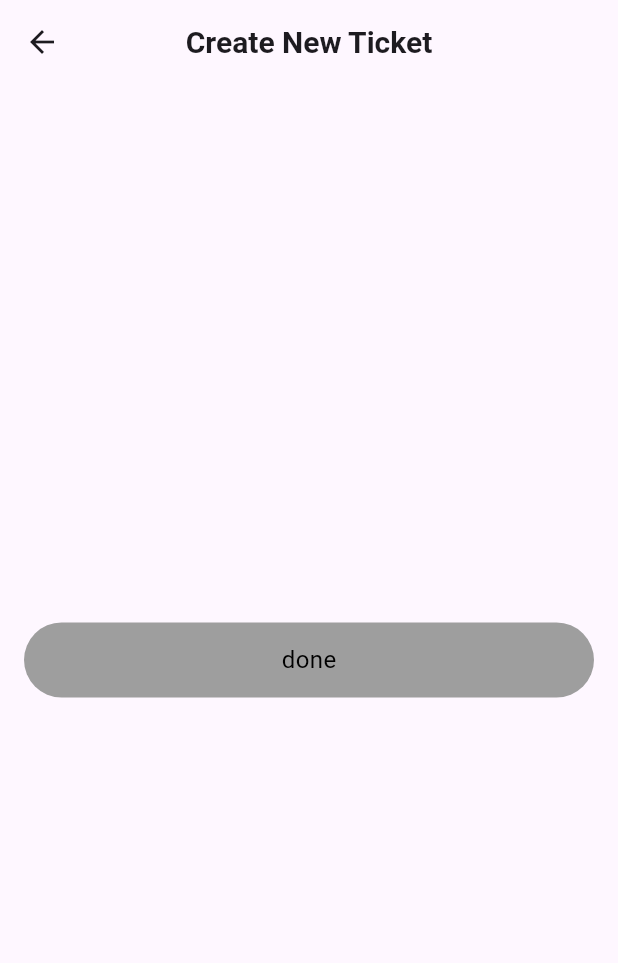
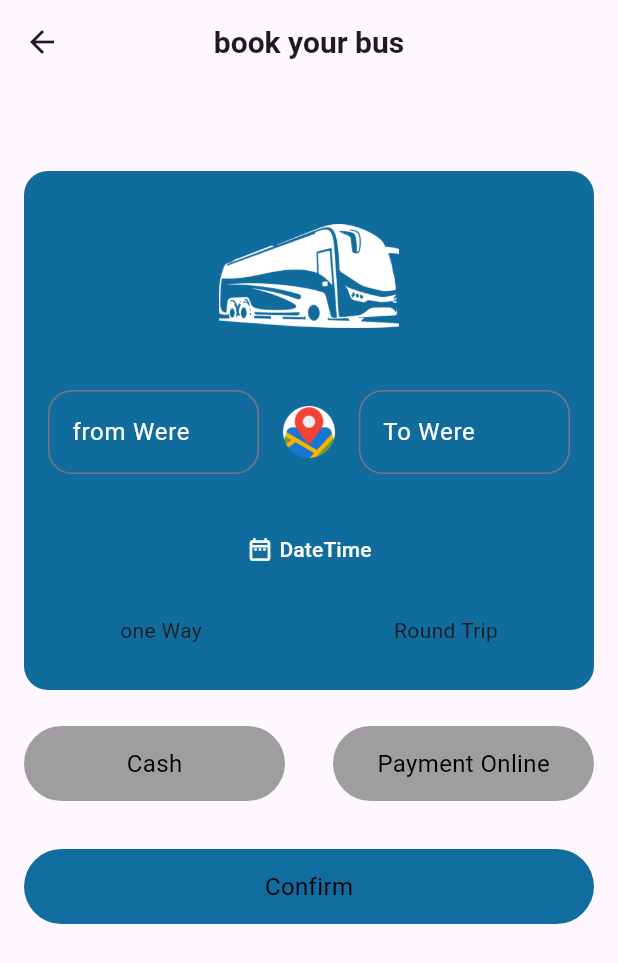
Before and after one commit to HossamAhmed954074/loopi, a Flutter app: the TiketScreen screen opened by its route, on a phone screen of 412 x 824 dp. Shown: the top 963 px of the screen. Run offline on Flutter 3.47's test engine with Material 3 defaults, Android fonts, the phone set to English and light mode, and no system bars; our stand-ins replace bloc, cloud_firestore, dio, firebase_auth, firebase_core, flutter_bloc and 10 more; accounts and stored records are empty.

Commit message:
create Ticket screen body and create cobonent for this screen and Date time widget

```diff
--- /dev/null
+++ b/lib/cubits/ticket_cubit/cubit/ticket_cubit.dart
@@ -0,0 +1,14 @@
+import 'package:bloc/bloc.dart';
+import 'package:meta/meta.dart';
+
+part 'ticket_state.dart';
+
+class TicketCubit extends Cubit<TicketState> {
+  TicketCubit() : super(TicketInitial());
+
+
+  getDateTime(dateTime) =>  emit(DateTimeSuccess(dateTime: dateTime));
+
+  cancelDateTime() => emit(DateTimeCancel());
+
+}
--- /dev/null
+++ b/lib/cubits/ticket_cubit/cubit/ticket_state.dart
@@ -0,0 +1,15 @@
+part of 'ticket_cubit.dart';
+
+@immutable
+sealed class TicketState {}
+
+final class TicketInitial extends TicketState {}
+
+final class DateTimeSuccess extends TicketState {
+  final DateTime dateTime;
+
+  DateTimeSuccess({required this.dateTime});
+
+
+}
+final class DateTimeCancel extends TicketState {}
--- a/lib/main.dart
+++ b/lib/main.dart
@@ -1,3 +1,5 @@
+import 'package:final_project/cubits/ticket_cubit/cubit/ticket_cubit.dart';
+
 import 'cubits/botom_navigation_bar_cubit/bottom_navigation_bar_cubit.dart';
 import 'cubits/home_cubit/cubit/home_cubit.dart';
 import 'cubits/login_register_cubit/login_register_cubit.dart';
@@ -59,6 +61,7 @@ class LoopiApp extends StatelessWidget {
         BlocProvider(create: (context) => AppThemeCubit()),
         BlocProvider(create: (context) => PaymentCubit()),
         BlocProvider(create: (context) => HomeCubit()),
+        BlocProvider(create: (context) => TicketCubit()),
 
       ],
       child: BlocBuilder<AppThemeCubit, AppThemeState>(
--- a/lib/views/home_screen/screens/home_body.dart
+++ b/lib/views/home_screen/screens/home_body.dart
@@ -18,7 +18,7 @@ class HomeBody extends StatelessWidget {
             padding: const EdgeInsets.only(top: 40, right: 8),
             child: Column(
               children: [
-                SizedBox(width: double.infinity, child: AppBarCustomWidget()),
+                SizedBox(width: double.infinity, child: AppBarCustomWidget(title: 'All Tikets',)),
                 if (state is HomeLoaded)
                   Expanded(
                     child: Center(child: LoadingIndecatorCustomWidget()),
--- a/lib/views/home_screen/widgets/app_bar_custom_widget.dart
+++ b/lib/views/home_screen/widgets/app_bar_custom_widget.dart
@@ -2,8 +2,8 @@ import 'package:final_project/main.dart';
 import 'package:flutter/material.dart';
 
 class AppBarCustomWidget extends StatelessWidget {
-  const AppBarCustomWidget({super.key});
-
+  const AppBarCustomWidget({super.key, required this.title});
+ final String title;
   @override
   Widget build(BuildContext context) {
     return Card(
@@ -14,7 +14,7 @@ class AppBarCustomWidget extends StatelessWidget {
           authUser,
           style: TextStyle(fontSize: 18, fontWeight: FontWeight.bold),
         ),
-        subtitle: Text('All Tikets ', style: TextStyle(fontSize: 16)),
+        subtitle: Text(title, style: TextStyle(fontSize: 16)),
         trailing: IconButton(
           onPressed: () {},
           icon: Icon(Icons.notifications_active_outlined),
--- a/lib/views/login_register_screens/widgets/text_form_field_custom_widget.dart
+++ b/lib/views/login_register_screens/widgets/text_form_field_custom_widget.dart
@@ -9,6 +9,7 @@ class TextFormFieldCustom extends StatelessWidget {
     return Padding(
       padding: const EdgeInsets.symmetric(horizontal: 16.0,vertical: 16),
       child: TextFormField(
+        cursorColor: Colors.black,
         // ignore: body_might_complete_normally_nullable
         validator: (value) {
           if(value!.isEmpty){
@@ -18,6 +19,9 @@ class TextFormFieldCustom extends StatelessWidget {
         onChanged: onChanged,
         decoration: InputDecoration(
           border: OutlineInputBorder(
+            borderSide: BorderSide(
+              color: Colors.black
+            ),
             borderRadius: BorderRadius.circular(16),
           ),
           label: Text(labelTitle),
--- a/lib/views/ticket_screen/screens/tiket_screen.dart
+++ b/lib/views/ticket_screen/screens/tiket_screen.dart
@@ -1,8 +1,12 @@
+import 'package:final_project/constants/colors_constants.dart';
+import 'package:final_project/constants/routs_constants.dart';
+import 'package:final_project/cubits/ticket_cubit/cubit/ticket_cubit.dart';
+import 'package:final_project/views/ticket_screen/widgets/date_time_custom_widget.dart';
+import 'package:final_project/views/ticket_screen/widgets/location_form_field_custom_widget.dart';
 import '../../../apis/firebase_api/firebase_api.dart';
 import '../../../cubits/botom_navigation_bar_cubit/bottom_navigation_bar_cubit.dart';
 import 'package:flutter/material.dart';
 import 'package:flutter_bloc/flutter_bloc.dart';
-
 import '../../login_register_screens/widgets/button_custom_widget.dart';
 
 class TiketScreen extends StatelessWidget {
@@ -10,56 +14,126 @@ class TiketScreen extends StatelessWidget {
 
   @override
   Widget build(BuildContext context) {
+    return BlocBuilder<TicketCubit, TicketState>(
+      builder: (context, state) {
         return Scaffold(
           appBar: AppBar(
             centerTitle: true,
             title: Text(
-          'Create New Ticket',
+              'book your bus',
               style: TextStyle(fontSize: 20, fontWeight: FontWeight.bold),
             ),
           ),
-      body: Column(
-        mainAxisAlignment: MainAxisAlignment.center,
+          body: SingleChildScrollView(
+            child: Column(
               children: [
+                SizedBox(height: 50),
+                Container(
+                  decoration: BoxDecoration(
+                    borderRadius: BorderRadius.circular(16),
+                    color: Color(0xff116c9e),
+                  ),
+                  margin: EdgeInsets.symmetric(horizontal: 16, vertical: 8),
+                  child: Column(
+                    children: [
+                      SizedBox(height: 30),
+                      Image.asset(
+                        'assets/images/layer.png',
+                        width: 120,
+                        height: 80,
+                      ),
+                      SizedBox(height: 20),
+                      Row(
+                        mainAxisAlignment: MainAxisAlignment.spaceAround,
+                        children: [
+                          Expanded(
+                            flex: 5,
+                            child: LocationFormFieldCustomWidget(
+                              labelTitle: 'from Were',
+                              onChanged: (p0) {},
+                            ),
+                          ),
+
+                          Expanded(
+                            flex: 1,
+                            child: InkWell(
+                              child: Image.asset('assets/images/map.png'),
+                              onTap: () {},
+                            ),
+                          ),
+                          Expanded(
+                            flex: 5,
+                            child: LocationFormFieldCustomWidget(
+                              labelTitle: 'To Were',
+                              onChanged: (p0) {},
+                            ),
+                          ),
+                        ],
+                      ),
+                      SizedBox(height: 10),
+                      DateTimeCustomWidget(
+                        onConfirm: (date) {
+                          BlocProvider.of<TicketCubit>(
+                            context,
+                          ).getDateTime(date);
+                        },
+                      ),
+                      SizedBox(height: 20),
+                      Row(
+                        mainAxisAlignment: MainAxisAlignment.spaceAround,
+                        children: [Text('one Way'), Text('Round Trip')],
+                      ),
+                      SizedBox(height: 30),
+                    ],
+                  ),
+                ),
+
+                Row(
+                  children: [
+                    Expanded(
+                      child: Center(
+                        child: ButtonCustom(
+                          textColor: Colors.black,
+                          buttonTitle: 'Cash',
+                          buttonColor: Colors.grey,
+                          onTap: () {},
+                        ),
+                      ),
+                    ),
+
+                    Expanded(
+                      child: Center(
+                        child: ButtonCustom(
+                          textColor: Colors.black,
+                          buttonTitle: 'Payment Online',
+                          buttonColor: Colors.grey,
+                          onTap: () {
+                            Navigator.pushNamed(context, paymentsScreen);
+                          },
+                        ),
+                      ),
+                    ),
+                  ],
+                ),
+
                 Center(
                   child: ButtonCustom(
                     textColor: Colors.black,
-              buttonTitle: 'done',
-              buttonColor: Colors.grey,
+                    buttonTitle: 'Confirm',
+                    buttonColor: MyColor.kButtonLoginColor,
                     onTap: () {
                       FireBaseApi().postData();
                       BlocProvider.of<BottomNavigationBarCubit>(
                         context,
                       ).changeItem(0);
-
                     },
                   ),
                 ),
               ],
             ),
+          ),
+        );
+      },
     );
   }
 }
-
-
-
-// Center(
-// child: ButtonCustom(
-// textColor: Colors.black,
-// buttonTitle: 'get current Location',
-// buttonColor: Colors.grey,
-// onTap: () {
-// Navigator.pushNamed(context, mapScreen);
-// },
-// ),
-// ),
-// Center(
-// child: ButtonCustom(
-// textColor: Colors.black,
-// buttonTitle: 'Payment screen',
-// buttonColor: Colors.grey,
-// onTap: () {
-// Navigator.pushNamed(context, paymentsScreen);
-// },
-// ),
-// ),
--- /dev/null
+++ b/lib/views/ticket_screen/widgets/date_time_custom_widget.dart
@@ -0,0 +1,55 @@
+import 'package:final_project/cubits/ticket_cubit/cubit/ticket_cubit.dart';
+import 'package:flutter/material.dart';
+import 'package:flutter_bloc/flutter_bloc.dart';
+import 'package:flutter_datetime_picker_plus/flutter_datetime_picker_plus.dart' as picker;
+
+class DateTimeCustomWidget extends StatelessWidget {
+  const DateTimeCustomWidget({super.key, required this.onConfirm});
+  final Function(DateTime) onConfirm;
+  @override
+  Widget build(BuildContext context) {
+    return BlocBuilder<TicketCubit, TicketState>(
+      builder: (context, state) {
+        return TextButton(
+          onPressed: () {
+            picker.DatePicker.showDateTimePicker(
+              context,
+              showTitleActions: true,
+              minTime: DateTime(2025, 5, 5, 20, 50),
+              maxTime: DateTime(2026, 6, 7, 05, 09),
+              onChanged: (date) {},
+              onCancel:
+                  () => BlocProvider.of<TicketCubit>(context).cancelDateTime(),
+              onConfirm: onConfirm,
+              locale: picker.LocaleType.en,
+            );
+          },
+          child:
+              state is DateTimeSuccess
+                  ? Row(
+                    mainAxisAlignment: MainAxisAlignment.center,
+                    children: [
+                      Text(
+                        '${state.dateTime.day} / ${state.dateTime.month}',
+                        style: TextStyle(color: Colors.white),
+                      ),
+                      SizedBox(width: 8),
+                      Text(
+                        '${state.dateTime.hour} : ${state.dateTime.minute} AM',
+                        style: TextStyle(color: Colors.white),
+                      ),
+                    ],
+                  )
+                  : Row(
+                    mainAxisAlignment: MainAxisAlignment.center,
+                    children: [
+                      Icon(Icons.date_range_outlined, color: Colors.white),
+                      SizedBox(width: 4),
+                      Text('DateTime', style: TextStyle(color: Colors.white)),
+                    ],
+                  ),
+        );
+      },
+    );
+  }
+}
--- /dev/null
+++ b/lib/views/ticket_screen/widgets/location_form_field_custom_widget.dart
@@ -0,0 +1,36 @@
+import 'package:flutter/material.dart';
+
+class LocationFormFieldCustomWidget extends StatelessWidget {
+  const LocationFormFieldCustomWidget({
+    super.key,
+    required this.labelTitle,
+    this.onChanged,
+  });
+
+  final String labelTitle;
+  final Function(String)? onChanged;
+  @override
+  Widget build(BuildContext context) {
+    return Padding(
+      padding: const EdgeInsets.symmetric(horizontal: 16.0, vertical: 16),
+      child: TextFormField(
+        cursorColor: Colors.white,
+        // ignore: body_might_complete_normally_nullable
+        validator: (value) {
+          if (value!.isEmpty) {
+            return 'field is required';
+          }
+        },
+        onChanged: onChanged,
+        decoration: InputDecoration(
+          border: OutlineInputBorder(
+            borderSide: BorderSide(color: Colors.white),
+            borderRadius: BorderRadius.circular(16),
+          ),
+          label: Text(labelTitle),
+          labelStyle: TextStyle(color: Colors.white),
+        ),
+      ),
+    );
+  }
+}
--- a/pubspec.yaml
+++ b/pubspec.yaml
@@ -54,6 +54,7 @@ dependencies:
   meta: ^1.16.0
   bloc: ^9.0.0
   flutter_swipe_action_cell: ^3.1.5
+  flutter_datetime_picker_plus: ^2.2.0
 
 dev_dependencies:
   firebase_core_platform_interface: 5.4.0
```
Also changed, not shown: lib/views/home_screen/widgets/ticket_item_custom_widget.dart (+25 -7 lines), assets/images/layer.png (added), assets/images/map.png (added), pubspec.lock. Lines whose indentation alone changed are shown as unchanged.
